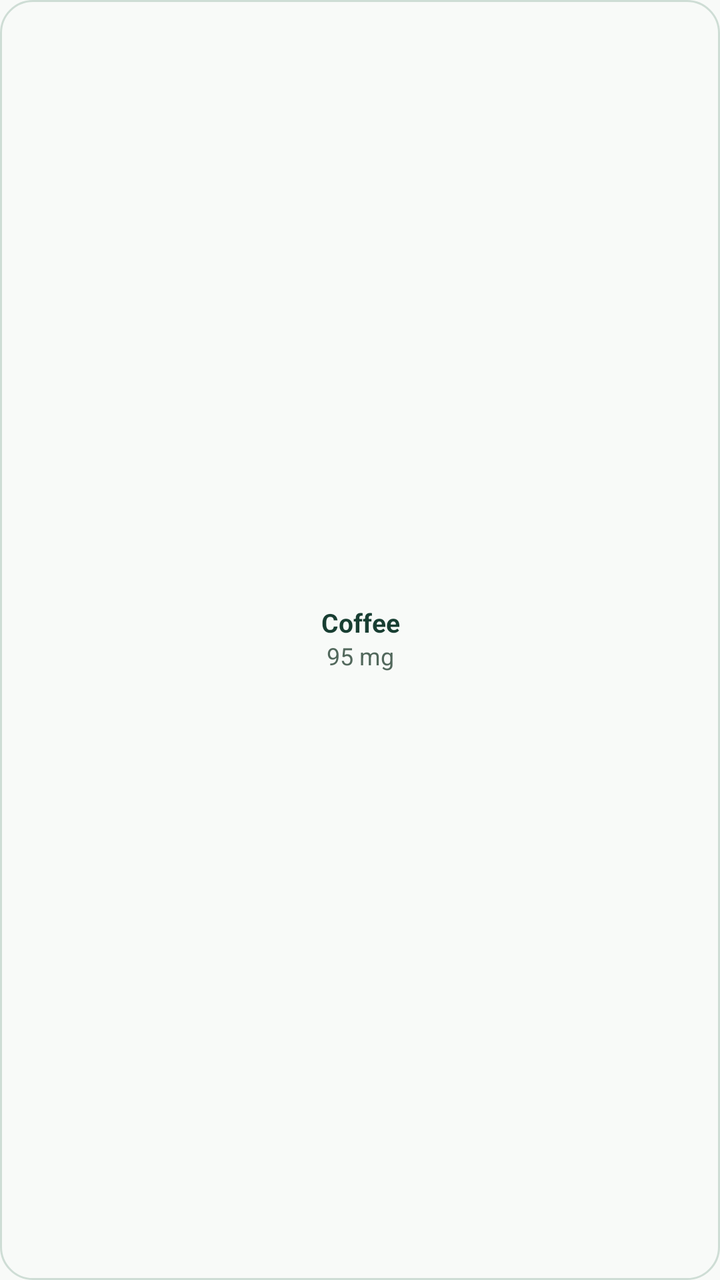
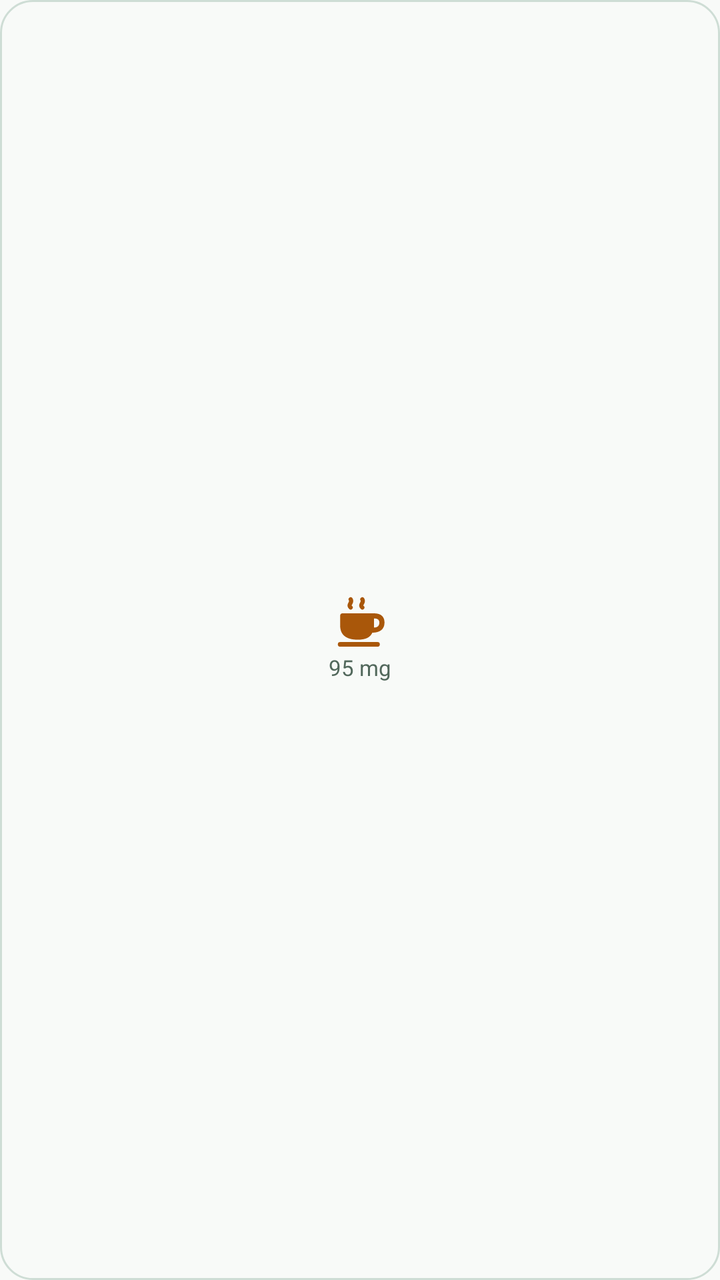

Before-and-after screenshots of an Android layout around one commit, followed by the original layout XML and the change that was made.
<!-- AndroidManifest.xml: application theme AppTheme -->
<!-- res/layout/coffee_widget.xml -->
<?xml version="1.0" encoding="utf-8"?>
<LinearLayout xmlns:android="http://schemas.android.com/apk/res/android"
    android:id="@+id/widget_action"
    android:layout_width="match_parent"
    android:layout_height="match_parent"
    android:minWidth="48dp"
    android:minHeight="48dp"
    android:orientation="vertical"
    android:gravity="center"
    android:padding="4dp"
    android:background="@drawable/widget_background"
    android:clickable="true"
    android:focusable="true"
    android:contentDescription="@string/widget_coffee_accessibility">
    <TextView
        android:layout_width="match_parent"
        android:layout_height="wrap_content"
        android:gravity="center"
        android:text="@string/widget_coffee"
        android:textSize="13sp"
        android:textStyle="bold"
        android:textColor="@color/widget_text_primary"
        android:includeFontPadding="false"
        android:maxLines="1"
        android:ellipsize="end"
        android:importantForAccessibility="no" />
    <TextView
        android:layout_width="match_parent"
        android:layout_height="wrap_content"
        android:layout_marginTop="2dp"
        android:gravity="center"
        android:text="@string/widget_coffee_detail"
        android:textSize="12sp"
        android:textColor="@color/widget_text_secondary"
        android:includeFontPadding="false"
        android:maxLines="1"
        android:ellipsize="end"
        android:importantForAccessibility="no" />
</LinearLayout>
<!-- resources referenced by this layout -->
<resources>
  <color name="widget_text_primary">#183E32</color>
  <color name="widget_text_secondary">#52685C</color>
  <!-- drawable widget_background (drawable) -->
  <?xml version="1.0" encoding="utf-8"?>
  <ripple xmlns:android="http://schemas.android.com/apk/res/android" android:color="@color/widget_ripple">
      <item>
          <shape android:shape="rectangle">
              <solid android:color="@color/widget_background" />
              <corners android:radius="16dp" />
              <stroke android:width="1dp" android:color="@color/widget_border" />
          </shape>
      </item>
  </ripple>
  <string name="widget_coffee">Coffee</string>
  <string name="widget_coffee_accessibility">Add 95 milligrams of caffeine with HealthEntry; permission may be requested</string>
  <string name="widget_coffee_detail">95 mg</string>
  <style name="AppTheme" parent="Theme.AppCompat.DayNight.NoActionBar">
          
          <item name="android:editTextBackground">@drawable/rn_edit_text_material</item>
          <item name="android:windowBackground">@color/widget_background</item>
          <item name="android:statusBarColor">@color/widget_background</item>
          <item name="android:navigationBarColor">@color/widget_background</item>
          <item name="android:windowLightStatusBar">true</item>
          <item name="android:windowLightNavigationBar">true</item>
      </style>
  <color name="widget_ripple">#6683A591</color>
  <color name="widget_background">#F8FAF8</color>
  <color name="widget_border">#CEDDD5</color>
  <!-- drawable rn_edit_text_material (drawable) -->
  <?xml version="1.0" encoding="utf-8"?>
  <inset xmlns:android="http://schemas.android.com/apk/res/android"
         android:insetLeft="@dimen/abc_edit_text_inset_horizontal_material"
         android:insetRight="@dimen/abc_edit_text_inset_horizontal_material"
         android:insetTop="@dimen/abc_edit_text_inset_top_material"
         android:insetBottom="@dimen/abc_edit_text_inset_bottom_material"
         >
  
      <selector>
          
          <item android:state_enabled="false" android:drawable="@drawable/abc_textfield_default_mtrl_alpha"/>
          <item android:drawable="@drawable/abc_textfield_activated_mtrl_alpha"/>
      </selector>
  
  </inset>
</resources>

<!-- the commit's change to res/layout/coffee_widget.xml (unified diff, before → after) -->
@@ -7,33 +7,31 @@
     android:minHeight="48dp"
     android:orientation="vertical"
     android:gravity="center"
-    android:padding="4dp"
+    android:paddingHorizontal="4dp"
+    android:paddingVertical="1dp"
     android:background="@drawable/widget_background"
     android:clickable="true"
     android:focusable="true"
     android:contentDescription="@string/widget_coffee_accessibility">
-    <TextView
-        android:layout_width="match_parent"
-        android:layout_height="wrap_content"
-        android:gravity="center"
-        android:text="@string/widget_coffee"
-        android:textSize="13sp"
-        android:textStyle="bold"
-        android:textColor="@color/widget_text_primary"
-        android:includeFontPadding="false"
-        android:maxLines="1"
-        android:ellipsize="end"
+    <ImageView
+        android:layout_width="28dp"
+        android:layout_height="28dp"
+        android:src="@drawable/widget_coffee_icon"
+        android:scaleType="fitCenter"
         android:importantForAccessibility="no" />
     <TextView
         android:layout_width="match_parent"
-        android:layout_height="wrap_content"
-        android:layout_marginTop="2dp"
+        android:layout_height="16dp"
+        android:layout_marginTop="1dp"
         android:gravity="center"
         android:text="@string/widget_coffee_detail"
-        android:textSize="12sp"
+        android:textSize="11sp"
+        android:autoSizeTextType="uniform"
+        android:autoSizeMinTextSize="9sp"
+        android:autoSizeMaxTextSize="11sp"
+        android:autoSizeStepGranularity="1sp"
         android:textColor="@color/widget_text_secondary"
         android:includeFontPadding="false"
         android:maxLines="1"
-        android:ellipsize="end"
         android:importantForAccessibility="no" />
 </LinearLayout>
<!-- resource entries referenced after the edit -->
@@ -1,6 +1,5 @@
 <!-- resources referenced by this layout -->
 <resources>
-  <color name="widget_text_primary">#183E32</color>
   <color name="widget_text_secondary">#52685C</color>
   <!-- drawable widget_background (drawable) -->
   <?xml version="1.0" encoding="utf-8"?>
@@ -13,7 +12,22 @@
           </shape>
       </item>
   </ripple>
-  <string name="widget_coffee">Coffee</string>
+  <!-- drawable widget_coffee_icon (drawable) -->
+  <vector xmlns:android="http://schemas.android.com/apk/res/android"
+      android:width="28dp" android:height="28dp"
+      android:viewportWidth="24" android:viewportHeight="24">
+      <path
+          android:fillColor="@color/widget_coffee_accent"
+          android:fillType="evenOdd"
+          android:pathData="M4.5,8 L18,8 C21.2,8 22.5,9.6 22.5,12 C22.5,14.8 20.5,16.3 17.3,16.3 C16.3,18.4 14.4,19.3 11,19.3 C6.2,19.3 3.5,17.3 3.5,13.3 L3.5,9 C3.5,8.4 3.9,8 4.5,8 Z M18,10.2 L18,14.1 C19.5,14.1 20.3,13.3 20.3,12 C20.3,10.8 19.6,10.2 18,10.2 Z M3.5,20.3 L19.5,20.3 A1,1 0,0 1,19.5 22.3 L3.5,22.3 A1,1 0,0 1,3.5 20.3 Z" />
+      <path
+          android:fillColor="@android:color/transparent"
+          android:strokeColor="@color/widget_coffee_accent"
+          android:strokeWidth="1.8"
+          android:strokeLineCap="round"
+          android:strokeLineJoin="round"
+          android:pathData="M8,5.5 C6.5,4.1 9,3.6 8,2 M13,5.5 C11.5,4.1 14,3.6 13,2" />
+  </vector>
   <string name="widget_coffee_accessibility">Add 95 milligrams of caffeine with HealthEntry; permission may be requested</string>
   <string name="widget_coffee_detail">95 mg</string>
   <style name="AppTheme" parent="Theme.AppCompat.DayNight.NoActionBar">
@@ -28,6 +42,7 @@
   <color name="widget_ripple">#6683A591</color>
   <color name="widget_background">#F8FAF8</color>
   <color name="widget_border">#CEDDD5</color>
+  <color name="widget_coffee_accent">#A9570A</color>
   <!-- drawable rn_edit_text_material (drawable) -->
   <?xml version="1.0" encoding="utf-8"?>
   <inset xmlns:android="http://schemas.android.com/apk/res/android"
